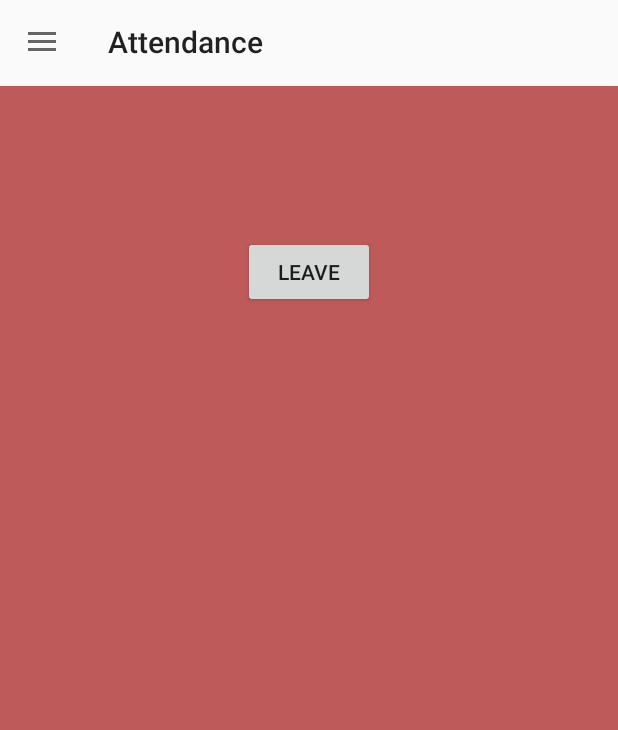
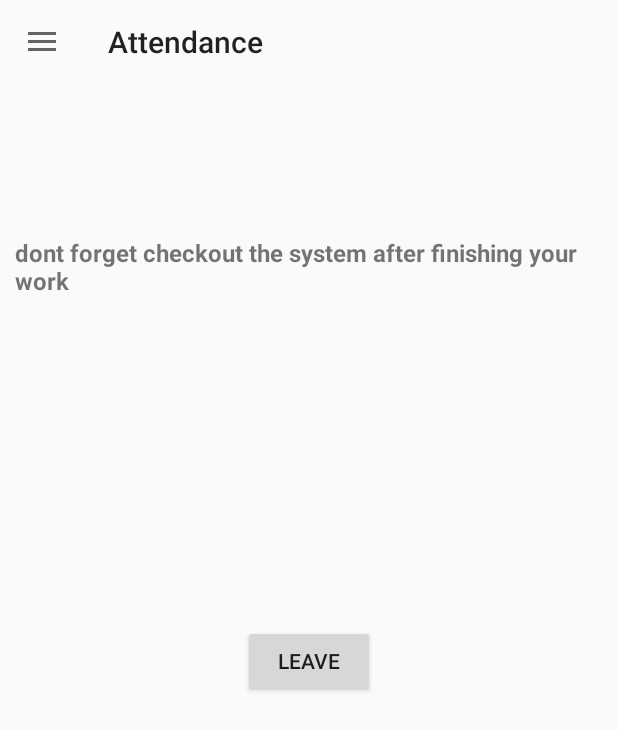
Before and after one commit to AbdelrhmanGouda/Attendance, an Android app: the fragment CheckoutFragment placed in its activity, on a phone screen of 412 x 824 dp. Shown: the top 730 px of the screen. Run offline under Robolectric (Android 15) with nearby library versions, the phone set to English and light mode, and no system bars; our stand-ins replace CircleImageView, Firebase (no records; nobody signed in at launch, a user with empty details on screens opened directly), Picasso.

Commit message:
update project

```diff
--- a/app/src/main/res/layout/fragment_checkout.xml
+++ b/app/src/main/res/layout/fragment_checkout.xml
@@ -1,14 +1,25 @@
 <?xml version="1.0" encoding="utf-8"?>
 <RelativeLayout
-    android:background="#BA22"
+
     xmlns:android="http://schemas.android.com/apk/res/android" android:layout_width="match_parent"
     android:layout_height="match_parent">
+    <TextView
+        android:layout_width="wrap_content"
+        android:layout_height="wrap_content"
+        android:text="dont forget checkout the system after finishing your work"
+        android:layout_centerHorizontal="true"
+        android:layout_marginTop="100dp"
+        android:layout_marginLeft="10dp"
+        android:layout_marginRight="10dp"
+        android:textStyle="bold"
+        android:textSize="16sp"
+        ></TextView>
     <Button
         android:layout_width="wrap_content"
         android:layout_height="wrap_content"
         android:text="Leave"
+        android:layout_centerInParent="true"
         android:id="@+id/btn_checkout"
-        android:layout_centerHorizontal="true"
         android:layout_marginTop="100dp"
         ></Button>
 
```
